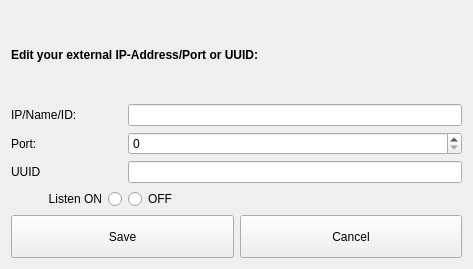
This is ui/listener-edit.ui in berndhs/arado as Qt 5 draws it before an edit. The edited form follows.
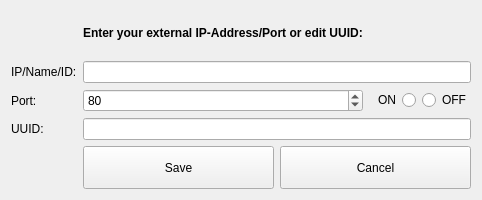
This is the edited form. Icons and pictures are not drawn.

What changed in the file:
```diff
--- a/ui/listener-edit.ui
+++ b/ui/listener-edit.ui
@@ -7,7 +7,7 @@
     <x>0</x>
     <y>0</y>
     <width>473</width>
-    <height>269</height>
+    <height>200</height>
    </rect>
   </property>
   <property name="windowTitle">
@@ -18,7 +18,7 @@
     <normaloff>:/arado-logo-colo-128.png</normaloff>:/arado-logo-colo-128.png</iconset>
   </property>
   <layout class="QGridLayout" name="gridLayout">
-   <item row="0" column="0" colspan="2">
+   <item row="0" column="2">
     <widget class="QLabel" name="label_4">
      <property name="font">
       <font>
@@ -27,7 +27,7 @@
       </font>
      </property>
      <property name="text">
-      <string>Edit your external IP-Address/Port or UUID:</string>
+      <string>Enter your external IP-Address/Port or edit UUID:</string>
      </property>
     </widget>
    </item>
@@ -47,7 +47,7 @@
      </property>
     </widget>
    </item>
-   <item row="1" column="1">
+   <item row="1" column="2" colspan="3">
     <widget class="QLineEdit" name="addressEdit">
      <property name="sizePolicy">
       <sizepolicy hsizetype="Expanding" vsizetype="Fixed">
@@ -73,7 +73,7 @@
      </property>
     </widget>
    </item>
-   <item row="2" column="1">
+   <item row="2" column="2">
     <widget class="QSpinBox" name="portBox">
      <property name="sizePolicy">
       <sizepolicy hsizetype="Expanding" vsizetype="Fixed">
@@ -84,6 +84,9 @@
      <property name="maximum">
       <number>65535</number>
      </property>
+     <property name="value">
+      <number>80</number>
+     </property>
     </widget>
    </item>
    <item row="3" column="0">
@@ -98,11 +101,11 @@
       <enum>Qt::RightToLeft</enum>
      </property>
      <property name="text">
-      <string>UUID</string>
+      <string>UUID:</string>
      </property>
     </widget>
    </item>
-   <item row="3" column="1">
+   <item row="3" column="2" colspan="3">
     <widget class="QLineEdit" name="uuidEdit">
      <property name="sizePolicy">
       <sizepolicy hsizetype="Expanding" vsizetype="Fixed">
@@ -112,20 +115,33 @@
      </property>
     </widget>
    </item>
-   <item row="4" column="0">
+   <item row="0" column="0">
+    <widget class="QLabel" name="label_3">
+     <property name="text">
+      <string/>
+     </property>
+     <property name="textFormat">
+      <enum>Qt::RichText</enum>
+     </property>
+     <property name="openExternalLinks">
+      <bool>true</bool>
+     </property>
+    </widget>
+   </item>
+   <item row="2" column="3">
     <widget class="QRadioButton" name="onCheck">
      <property name="layoutDirection">
       <enum>Qt::RightToLeft</enum>
      </property>
      <property name="text">
-      <string>Listen ON</string>
+      <string> ON</string>
      </property>
      <attribute name="buttonGroup">
       <string>inuseGroup</string>
      </attribute>
     </widget>
    </item>
-   <item row="4" column="1">
+   <item row="2" column="4">
     <widget class="QRadioButton" name="offCheck">
      <property name="text">
       <string>OFF</string>
@@ -135,7 +151,7 @@
      </attribute>
     </widget>
    </item>
-   <item row="5" column="0" colspan="2">
+   <item row="5" column="2" colspan="3">
     <layout class="QHBoxLayout" name="horizontalLayout">
      <item>
       <widget class="QPushButton" name="saveButton">
```
Left out of the diff: 2 changed lines with no effect on the pictures.
